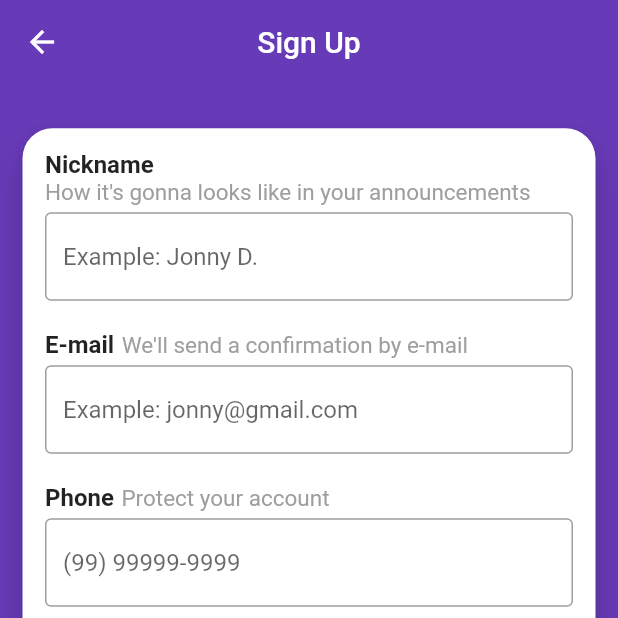
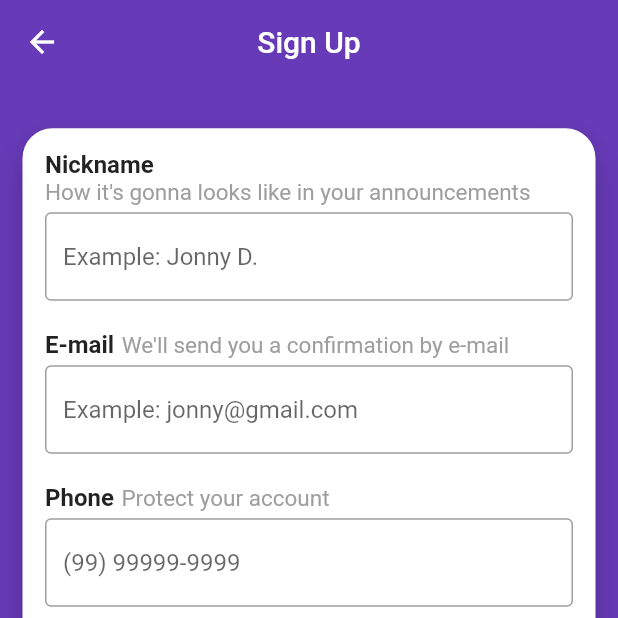
Before and after one commit to RenanLopesAlmeida/Flutter_MobX_Parser, a Flutter app: the screen it shows after launch, after a tap on "Sign Up", on a phone screen of 412 x 824 dp, the top half of it. Run offline on Flutter 3.47's test engine with Material 2 defaults, Android fonts, the phone set to English and light mode, and no system bars; our stand-ins replace brasil_fields, flutter_dotenv, flutter_mobx, get_it, mobx, parse_server_sdk_flutter; generated files the repository leaves out were written again; statements that could not run were skipped.

Commit message:
:rocket: validating sign up screen fields and migrating parser_server_sdk to parser_server_sdk_flutter

```diff
--- a/lib/src/config/parser/parser_config.dart
+++ b/lib/src/config/parser/parser_config.dart
@@ -1,5 +1,5 @@
 import 'package:flutter_dotenv/flutter_dotenv.dart';
-import 'package:parse_server_sdk/parse_server_sdk.dart';
+import 'package:parse_server_sdk_flutter/parse_server_sdk.dart';
 
 class ParserConfig {
   static Future<void> initializeParser() async {
--- a/lib/src/screens/sign_up_screen/sign_up_screen.dart
+++ b/lib/src/screens/sign_up_screen/sign_up_screen.dart
@@ -1,4 +1,6 @@
+import 'package:brasil_fields/brasil_fields.dart';
 import 'package:flutter/material.dart';
+import 'package:flutter/services.dart';
 import 'package:flutter_auth/src/config/app/custom_colors.dart';
 import 'package:flutter_auth/src/screens/sign_up_screen/widgets/field_title.dart';
 import 'package:flutter_auth/src/shared/components/custom_button.dart';
@@ -53,31 +55,43 @@ class SignUpScreen extends StatelessWidget {
                     const SizedBox(height: 20),
                     FieldTitle(
                       title: 'E-mail',
-                      subtitle: "We'll send a confirmation by e-mail",
+                      subtitle: "We'll send you a confirmation by e-mail",
                     ),
                     const SizedBox(height: 4),
-                    TextField(
+                    Observer(builder: (_) {
+                      return TextField(
                         cursorColor: CustomColors.secondaryColor,
                         keyboardType: TextInputType.emailAddress,
+                        onChanged: _signUpStore.setEmail,
                         decoration: InputDecoration(
                           border: OutlineInputBorder(),
                           hintText: 'Example: jonny@gmail.com',
+                          errorText: _signUpStore.emailError,
                         ),
-                    ),
+                      );
+                    }),
                     const SizedBox(height: 20),
                     FieldTitle(
                       title: 'Phone',
                       subtitle: "Protect your account",
                     ),
                     const SizedBox(height: 4),
-                    TextField(
+                    Observer(builder: (_) {
+                      return TextField(
                         cursorColor: CustomColors.secondaryColor,
                         keyboardType: TextInputType.number,
+                        onChanged: _signUpStore.setPhone,
                         decoration: InputDecoration(
                           border: OutlineInputBorder(),
                           hintText: '(99) 99999-9999',
+                          errorText: _signUpStore.phoneError,
                         ),
-                    ),
+                        inputFormatters: [
+                          WhitelistingTextInputFormatter.digitsOnly,
+                          TelefoneInputFormatter(),
+                        ],
+                      );
+                    }),
                     const SizedBox(height: 20),
                     FieldTitle(
                       title: 'Password',
@@ -85,26 +99,34 @@ class SignUpScreen extends StatelessWidget {
                           "Use characters, numbers and special characters",
                     ),
                     const SizedBox(height: 4),
-                    TextField(
+                    Observer(builder: (_) {
+                      return TextField(
                         cursorColor: CustomColors.secondaryColor,
                         obscureText: true,
+                        onChanged: _signUpStore.setPassword,
                         decoration: InputDecoration(
                           border: OutlineInputBorder(),
+                          errorText: _signUpStore.passwordError,
                         ),
-                    ),
+                      );
+                    }),
                     const SizedBox(height: 20),
                     FieldTitle(
                       title: 'Confirm Password',
                       subtitle: "repeat your password",
                     ),
                     const SizedBox(height: 4),
-                    TextField(
+                    Observer(builder: (_) {
+                      return TextField(
                         cursorColor: CustomColors.secondaryColor,
                         obscureText: true,
+                        onChanged: _signUpStore.setConfirmPassword,
                         decoration: InputDecoration(
                           border: OutlineInputBorder(),
+                          errorText: _signUpStore.confirmPasswordPasswordError,
                         ),
-                    ),
+                      );
+                    }),
                     CustomButton(
                       title: 'Sign Up',
                       onPressed: () {},
--- a/lib/src/stores/sign_up_store/sign_up_store.dart
+++ b/lib/src/stores/sign_up_store/sign_up_store.dart
@@ -1,4 +1,6 @@
 import 'package:mobx/mobx.dart';
+import 'package:flutter_auth/src/shared/helpers/extensions.dart';
+
 part 'sign_up_store.g.dart';
 
 class SignUpStore = _SignUpStoreBase with _$SignUpStore;
@@ -16,9 +18,82 @@ abstract class _SignUpStoreBase with Store {
     if (name == null || nameValid) {
       return null;
     } else if (name.isEmpty) {
-      return 'Invalid Field';
+      return 'Required Field';
     } else {
       return 'name is too short';
     }
   }
+
+  @observable
+  String email;
+
+  @action
+  void setEmail(String value) => email = value;
+
+  @computed
+  bool get emailValid => email != null && email.isEmailValid();
+  String get emailError {
+    if (email == null || emailValid) {
+      return null;
+    } else if (email.isEmpty) {
+      return 'Required Field';
+    } else {
+      return 'Invalid E-mail';
+    }
+  }
+
+  @observable
+  String phone;
+
+  @action
+  void setPhone(String value) => phone = value;
+
+  @computed
+  bool get phoneValid => phone != null && phone.length >= 14;
+  String get phoneError {
+    if (phone == null || phoneValid) {
+      return null;
+    } else if (phone.isEmpty) {
+      return 'Required Field';
+    } else {
+      return 'Invalid Phone';
+    }
+  }
+
+  @observable
+  String password;
+
+  @action
+  void setPassword(String value) => password = value;
+
+  @computed
+  bool get passwordValid => password != null && password.length >= 6;
+  String get passwordError {
+    if (password == null || passwordValid) {
+      return null;
+    } else if (password.isEmpty) {
+      return 'Required Field';
+    } else {
+      return 'Invalid Password';
+    }
+  }
+
+  @observable
+  String confirmPassword;
+
+  @action
+  void setConfirmPassword(String value) => confirmPassword = value;
+
+  @computed
+  bool get confirmPasswordValid =>
+      confirmPassword != null && confirmPassword == password;
+  String get confirmPasswordPasswordError {
+    if (confirmPassword == null || confirmPasswordValid) {
+      return null;
+    } else if (confirmPassword.isEmpty) {
+      return 'Required Field';
+    } else {
+      return 'Passwords must match';
+    }
+  }
 }
--- a/pubspec.yaml
+++ b/pubspec.yaml
@@ -29,11 +29,12 @@ dependencies:
   # The following adds the Cupertino Icons font to your application.
   # Use with the CupertinoIcons class for iOS style icons.
   cupertino_icons: ^0.1.3
-  parse_server_sdk: ^2.0.1
+  parse_server_sdk_flutter: ^2.0.1
   flutter_dotenv: ^2.1.0
   mobx: ^1.2.1+2
   flutter_mobx: ^1.1.0+2
   get_it: ^5.0.1
+  brasil_fields: ^0.5.0
 
 dev_dependencies:
   flutter_test:
```
Also changed, not shown: lib/src/shared/helpers/extensions.dart (added, +10 -0 lines), lib/src/stores/sign_up_store/sign_up_store.g.dart, pubspec.lock. Lines whose indentation alone changed are shown as unchanged.
